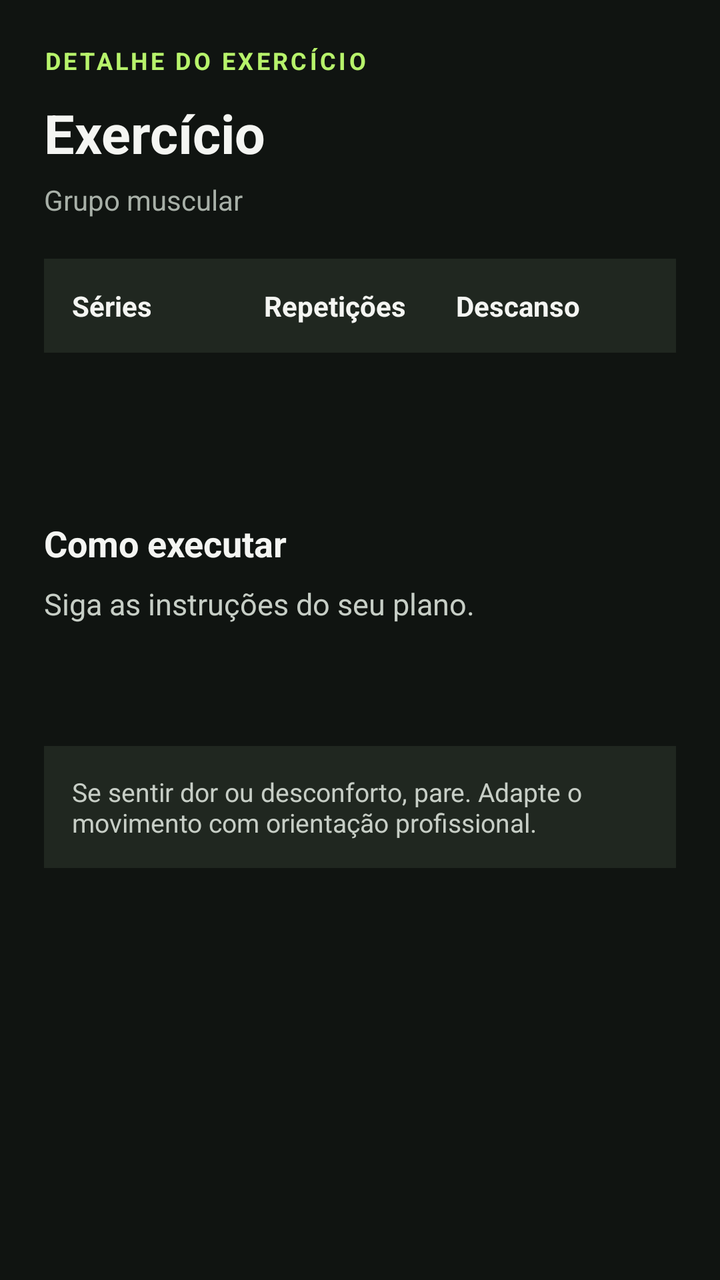
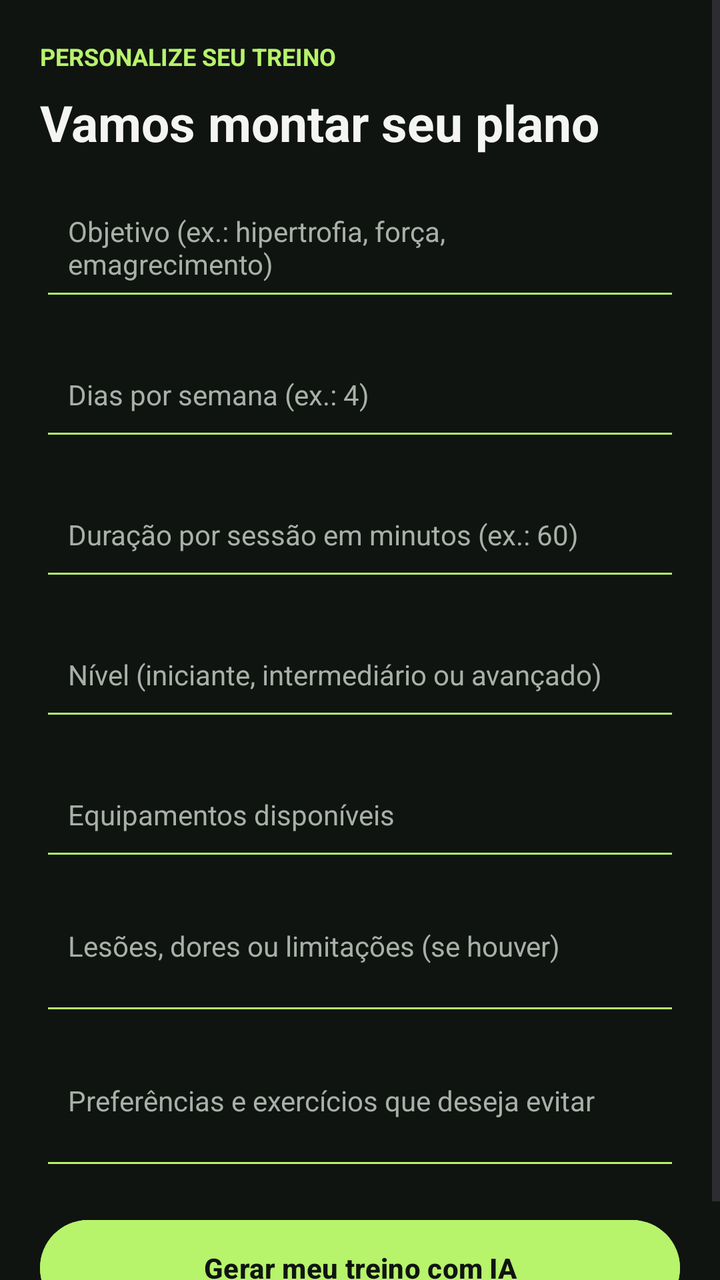

Screens rendered from an Android XML layout before and after an edit, with the pre-edit source and the edit as a unified diff.
<!-- AndroidManifest.xml: application theme Theme.MeuPersonal -->
<!-- res/layout/fragment_prompt_treino.xml -->
<?xml version="1.0" encoding="utf-8"?>
<ScrollView xmlns:android="http://schemas.android.com/apk/res/android"
    android:layout_width="match_parent" android:layout_height="match_parent"
    android:background="#101411" android:fillViewport="true">
    <LinearLayout android:layout_width="match_parent" android:layout_height="wrap_content"
        android:orientation="vertical" android:padding="22dp">
        <TextView android:layout_width="wrap_content" android:layout_height="wrap_content"
            android:text="DETALHE DO EXERCÍCIO" android:textColor="#B7F36B"
            android:textSize="12sp" android:textStyle="bold" android:letterSpacing="0.12" />
        <TextView android:id="@+id/textDetalheNome" android:layout_width="match_parent"
            android:layout_height="wrap_content" android:layout_marginTop="10dp"
            android:text="Exercício" android:textColor="#F4F5F2" android:textSize="27sp"
            android:textStyle="bold" />
        <TextView android:id="@+id/textDetalheGrupo" android:layout_width="match_parent"
            android:layout_height="wrap_content" android:layout_marginTop="6dp"
            android:text="Grupo muscular" android:textColor="#A8B0A8" android:textSize="14sp" />
        <LinearLayout android:layout_width="match_parent" android:layout_height="wrap_content"
            android:layout_marginTop="20dp" android:orientation="horizontal"
            android:background="#202720" android:padding="14dp">
            <TextView android:id="@+id/textDetalheSeries" android:layout_width="0dp"
                android:layout_height="wrap_content" android:layout_weight="1" android:text="Séries" android:textColor="#F4F5F2" android:textStyle="bold" />
            <TextView android:id="@+id/textDetalheReps" android:layout_width="0dp"
                android:layout_height="wrap_content" android:layout_weight="1" android:text="Repetições" android:textColor="#F4F5F2" android:textStyle="bold" />
            <TextView android:id="@+id/textDetalheDescanso" android:layout_width="0dp"
                android:layout_height="wrap_content" android:layout_weight="1" android:text="Descanso" android:textColor="#F4F5F2" android:textStyle="bold" />
        </LinearLayout>
        <TextView android:id="@+id/textDetalheIntensidade" android:layout_width="match_parent"
            android:layout_height="wrap_content" android:layout_marginTop="15dp"
            android:textColor="#B7F36B" android:textSize="14sp" />
        <TextView android:id="@+id/textDetalheCarga" android:layout_width="match_parent"
            android:layout_height="wrap_content" android:layout_marginTop="6dp"
            android:textColor="#A8B0A8" android:textSize="14sp" />
        <TextView android:layout_width="wrap_content" android:layout_height="wrap_content"
            android:layout_marginTop="24dp" android:text="Como executar"
            android:textColor="#F4F5F2" android:textSize="18sp" android:textStyle="bold" />
        <TextView android:id="@+id/textDetalheInstrucao" android:layout_width="match_parent"
            android:layout_height="wrap_content" android:layout_marginTop="8dp"
            android:lineSpacingExtra="5dp" android:text="Siga as instruções do seu plano."
            android:textColor="#C7CEC6" android:textSize="15sp" />
        <TextView android:id="@+id/textDetalheDescricao" android:layout_width="match_parent"
            android:layout_height="wrap_content" android:layout_marginTop="16dp"
            android:lineSpacingExtra="4dp" android:textColor="#8B958C" android:textSize="14sp" />
        <TextView android:layout_width="match_parent" android:layout_height="wrap_content"
            android:layout_marginTop="26dp" android:padding="14dp" android:background="#202720"
            android:text="Se sentir dor ou desconforto, pare. Adapte o movimento com orientação profissional."
            android:textColor="#C7CEC6" android:textSize="13sp" />
    </LinearLayout>
</ScrollView>
<!-- resources referenced by this layout -->
<resources>
  <style name="Theme.MeuPersonal" parent="Base.Theme.MeuPersonal" />
  <style name="Base.Theme.MeuPersonal" parent="Theme.Material3.DayNight.NoActionBar">
          
          
      </style>
</resources>

<!-- the commit's change to res/layout/fragment_prompt_treino.xml (unified diff, before → after) -->
@@ -1,48 +1,115 @@
 <?xml version="1.0" encoding="utf-8"?>
 <ScrollView xmlns:android="http://schemas.android.com/apk/res/android"
-    android:layout_width="match_parent" android:layout_height="match_parent"
-    android:background="#101411" android:fillViewport="true">
-    <LinearLayout android:layout_width="match_parent" android:layout_height="wrap_content"
-        android:orientation="vertical" android:padding="22dp">
-        <TextView android:layout_width="wrap_content" android:layout_height="wrap_content"
-            android:text="DETALHE DO EXERCÍCIO" android:textColor="#B7F36B"
-            android:textSize="12sp" android:textStyle="bold" android:letterSpacing="0.12" />
-        <TextView android:id="@+id/textDetalheNome" android:layout_width="match_parent"
-            android:layout_height="wrap_content" android:layout_marginTop="10dp"
-            android:text="Exercício" android:textColor="#F4F5F2" android:textSize="27sp"
+    android:layout_width="match_parent"
+    android:layout_height="match_parent"
+    android:background="#101411"
+    android:fillViewport="true">
+
+    <LinearLayout
+        android:layout_width="match_parent"
+        android:layout_height="wrap_content"
+        android:orientation="vertical"
+        android:padding="20dp">
+
+        <TextView
+            android:layout_width="wrap_content"
+            android:layout_height="wrap_content"
+            android:text="PERSONALIZE SEU TREINO"
+            android:textColor="#B7F36B"
+            android:textStyle="bold"
+            android:textSize="12sp" />
+
+        <TextView
+            android:layout_width="match_parent"
+            android:layout_height="wrap_content"
+            android:layout_marginTop="8dp"
+            android:text="Vamos montar seu plano"
+            android:textColor="#F4F5F2"
+            android:textSize="25sp"
             android:textStyle="bold" />
-        <TextView android:id="@+id/textDetalheGrupo" android:layout_width="match_parent"
-            android:layout_height="wrap_content" android:layout_marginTop="6dp"
-            android:text="Grupo muscular" android:textColor="#A8B0A8" android:textSize="14sp" />
-        <LinearLayout android:layout_width="match_parent" android:layout_height="wrap_content"
-            android:layout_marginTop="20dp" android:orientation="horizontal"
-            android:background="#202720" android:padding="14dp">
-            <TextView android:id="@+id/textDetalheSeries" android:layout_width="0dp"
-                android:layout_height="wrap_content" android:layout_weight="1" android:text="Séries" android:textColor="#F4F5F2" android:textStyle="bold" />
-            <TextView android:id="@+id/textDetalheReps" android:layout_width="0dp"
-                android:layout_height="wrap_content" android:layout_weight="1" android:text="Repetições" android:textColor="#F4F5F2" android:textStyle="bold" />
-            <TextView android:id="@+id/textDetalheDescanso" android:layout_width="0dp"
-                android:layout_height="wrap_content" android:layout_weight="1" android:text="Descanso" android:textColor="#F4F5F2" android:textStyle="bold" />
-        </LinearLayout>
-        <TextView android:id="@+id/textDetalheIntensidade" android:layout_width="match_parent"
-            android:layout_height="wrap_content" android:layout_marginTop="15dp"
-            android:textColor="#B7F36B" android:textSize="14sp" />
-        <TextView android:id="@+id/textDetalheCarga" android:layout_width="match_parent"
-            android:layout_height="wrap_content" android:layout_marginTop="6dp"
-            android:textColor="#A8B0A8" android:textSize="14sp" />
-        <TextView android:layout_width="wrap_content" android:layout_height="wrap_content"
-            android:layout_marginTop="24dp" android:text="Como executar"
-            android:textColor="#F4F5F2" android:textSize="18sp" android:textStyle="bold" />
-        <TextView android:id="@+id/textDetalheInstrucao" android:layout_width="match_parent"
-            android:layout_height="wrap_content" android:layout_marginTop="8dp"
-            android:lineSpacingExtra="5dp" android:text="Siga as instruções do seu plano."
-            android:textColor="#C7CEC6" android:textSize="15sp" />
-        <TextView android:id="@+id/textDetalheDescricao" android:layout_width="match_parent"
-            android:layout_height="wrap_content" android:layout_marginTop="16dp"
-            android:lineSpacingExtra="4dp" android:textColor="#8B958C" android:textSize="14sp" />
-        <TextView android:layout_width="match_parent" android:layout_height="wrap_content"
-            android:layout_marginTop="26dp" android:padding="14dp" android:background="#202720"
-            android:text="Se sentir dor ou desconforto, pare. Adapte o movimento com orientação profissional."
-            android:textColor="#C7CEC6" android:textSize="13sp" />
+
+        <EditText
+            android:id="@+id/inputObjetivo"
+            style="@style/MeuPersonalInput"
+            android:layout_width="match_parent"
+            android:layout_height="wrap_content"
+            android:layout_marginTop="14dp"
+            android:hint="Objetivo (ex.: hipertrofia, força, emagrecimento)" />
+
+        <EditText
+            android:id="@+id/inputFrequencia"
+            style="@style/MeuPersonalInput"
+            android:layout_width="match_parent"
+            android:layout_height="wrap_content"
+            android:layout_marginTop="14dp"
+            android:hint="Dias por semana (ex.: 4)"
+            android:inputType="number" />
+
+        <EditText
+            android:id="@+id/inputDuracao"
+            style="@style/MeuPersonalInput"
+            android:layout_width="match_parent"
+            android:layout_height="wrap_content"
+            android:layout_marginTop="14dp"
+            android:hint="Duração por sessão em minutos (ex.: 60)"
+            android:inputType="number" />
+
+        <EditText
+            android:id="@+id/inputNivel"
+            style="@style/MeuPersonalInput"
+            android:layout_width="match_parent"
+            android:layout_height="wrap_content"
+            android:layout_marginTop="14dp"
+            android:hint="Nível (iniciante, intermediário ou avançado)" />
+
+        <EditText
+            android:id="@+id/inputEquipamentos"
+            style="@style/MeuPersonalInput"
+            android:layout_width="match_parent"
+            android:layout_height="wrap_content"
+            android:layout_marginTop="14dp"
+            android:hint="Equipamentos disponíveis" />
+
+        <EditText
+            android:id="@+id/inputLimitacoes"
+            style="@style/MeuPersonalInput"
+            android:layout_width="match_parent"
+            android:layout_height="wrap_content"
+            android:layout_marginTop="14dp"
+            android:hint="Lesões, dores ou limitações (se houver)"
+            android:minLines="2"
+            android:gravity="top"
+            android:inputType="textMultiLine" />
+
+        <EditText
+            android:id="@+id/inputPreferencias"
+            style="@style/MeuPersonalInput"
+            android:layout_width="match_parent"
+            android:layout_height="wrap_content"
+            android:layout_marginTop="14dp"
+            android:hint="Preferências e exercícios que deseja evitar"
+            android:minLines="2"
+            android:gravity="top"
+            android:inputType="textMultiLine" />
+
+        <TextView
+            android:id="@+id/textErroGeracao"
+            android:layout_width="match_parent"
+            android:layout_height="wrap_content"
+            android:textColor="#FF8A80"
+            android:visibility="gone"
+            android:paddingTop="8dp" />
+
+        <Button
+            android:id="@+id/btnGerarTreino"
+            android:layout_width="match_parent"
+            android:layout_height="56dp"
+            android:layout_marginTop="16dp"
+            android:text="Gerar meu treino com IA"
+            android:textAllCaps="false"
+            android:textColor="#101411"
+            android:textStyle="bold"
+            android:backgroundTint="#B7F36B" />
+
     </LinearLayout>
 </ScrollView>
<!-- resource entries referenced after the edit -->
@@ -1,5 +1,13 @@
 <!-- resources referenced by this layout -->
 <resources>
+  <style name="MeuPersonalInput">
+          <item name="android:padding">14dp</item>
+          <item name="android:minHeight">56dp</item>
+          <item name="android:textColor">#F4F5F2</item>
+          <item name="android:textColorHint">#A8B0A8</item>
+          <item name="android:textSize">14sp</item>
+          <item name="android:backgroundTint">#B7F36B</item>
+      </style>
   <style name="Theme.MeuPersonal" parent="Base.Theme.MeuPersonal" />
   <style name="Base.Theme.MeuPersonal" parent="Theme.Material3.DayNight.NoActionBar">
           
